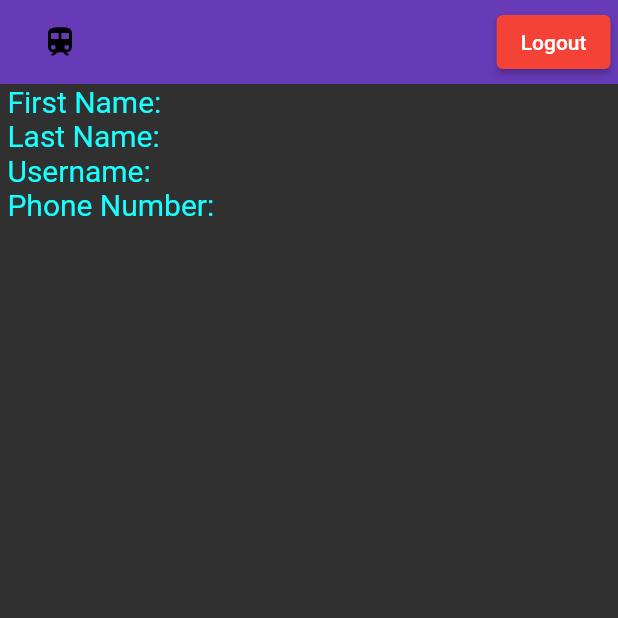
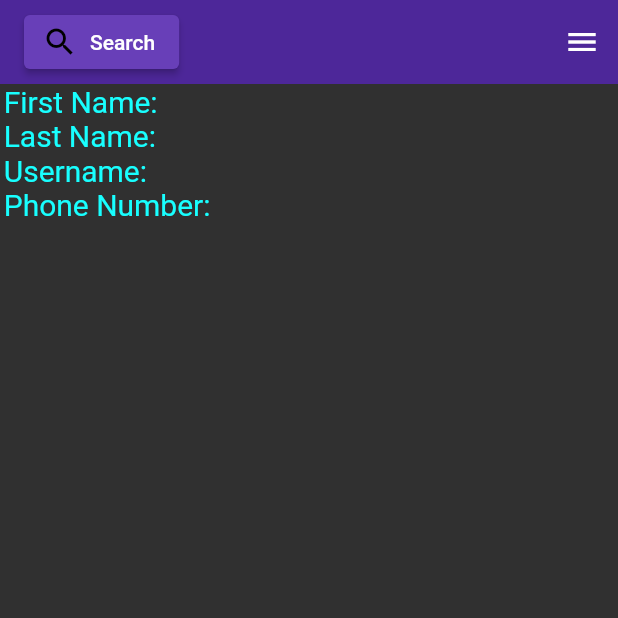
Before and after one commit to rardev/project-djinn, a Flutter app: the screen it shows once a user with an empty profile is signed in, on a phone screen of 412 x 824 dp, the top half of it. Run offline on Flutter 3.47's test engine with Material 2 defaults, Android fonts, the phone set to English and light mode, and no system bars; our stand-ins replace auto_size_text, cloud_firestore, firebase_auth, firebase_core, flutter_spinkit, hexcolor; missing offline and left inert: cloud_firestore_web, firebase_auth_web, firebase_core_web; accounts and stored records are empty.

Commit message:
Added a drawer on the home page which allows the user to logout and access additional features

```diff
--- a/lib/pages/home.dart
+++ b/lib/pages/home.dart
@@ -3,15 +3,14 @@ import 'package:project_djinn/services/auth.dart';
 import 'package:project_djinn/services/database.dart';
 import 'package:project_djinn/services/user.dart';
 import 'package:provider/provider.dart';
-import 'package:project_djinn/helperFiles/userList.dart';
 import 'package:project_djinn/services/info.dart';
 import 'package:cloud_firestore/cloud_firestore.dart';
+import 'package:hexcolor/hexcolor.dart';
 
-final usersRef = FirebaseFirestore.instance.collection('users');//.doc();
+final usersRef = FirebaseFirestore.instance.collection('users'); //.doc();
 final GlobalState store = GlobalState.instance;
 
-class Home extends StatefulWidget
-{
+class Home extends StatefulWidget {
   const Home({Key? key}) : super(key: key);
 
   @override
@@ -19,10 +18,10 @@ class Home extends StatefulWidget
 }
 
 class _HomeState extends State<Home> {
-
   final AuthService _auth = AuthService();
   late CustomUser user = Provider.of<CustomUser?>(context)!;
-  late Info info = Info(first_name: '#', last_name: 'B', username: 'C', phone_number: 'D');
+  late Info info =
+      Info(first_name: '#', last_name: 'B', username: 'C', phone_number: 'D');
 
   @override
   void initState() {
@@ -35,103 +34,39 @@ class _HomeState extends State<Home> {
     });
   }
 
-
-  Future<void> _getUserById(String id) async{
+  Future<void> _getUserById(String id) async {
     final DocumentSnapshot doc = await usersRef.doc(id).get();
     setState(() {
-      info = Info(first_name: doc.get('first_name'), last_name: doc.get('last_name'), username: doc.get('username'), phone_number: doc.get('phone_number'));
+      info = Info(
+          first_name: doc.get('first_name'),
+          last_name: doc.get('last_name'),
+          username: doc.get('username'),
+          phone_number: doc.get('phone_number'));
     });
   }
 
   @override
-  Widget build(BuildContext context)
-  {
+  Widget build(BuildContext context) {
     return StreamProvider<List<Info>>.value(
       value: DatabaseService(uid: user.uid).users,
       initialData: [],
       child: Scaffold(
         appBar: AppBar(
-          backgroundColor: Colors.deepPurple,
-          title: const IconButton(
-            onPressed: doNothing,
-            icon: Icon(Icons.train),
+          backgroundColor: HexColor("#4D2799"),
+          title: ElevatedButton.icon(
+              onPressed: () {},
+              icon: const Icon(
+                Icons.search,
                 color: Colors.black,
               ),
+              label: const Text('Search'),
+              style: ElevatedButton.styleFrom(primary: HexColor("#683FB8"))),
           elevation: 0.0,
-          actions: <Widget>[
-            Padding(
-              padding: const EdgeInsets.fromLTRB(0.0, 10.0, 5.0, 10.0),
-              child: ElevatedButton(
-                onPressed: () async {
-                  await _auth.singOut();
-                },
-                style: ElevatedButton.styleFrom(
-                    primary: Colors.red
         ),
-                child: const Text('Logout'),
-              ),
-            ),
-            /*
-            Padding(
-              padding: const EdgeInsets.fromLTRB(5.0, 10.0, 10.0, 10.0),
-              child: ElevatedButton(
-                onPressed: () {
-                  Navigator.pushNamed(context, '/signUp');
-                },
-                style: ElevatedButton.styleFrom(
-                    primary: Colors.grey
-                ),
-                child: const Text('Sign up', style: TextStyle(color: Colors.black), ),
-              ),
-            ),
-             */
-          ],
-          /*flexibleSpace: SafeArea(
-            child: Container(
-              color: Colors.deepPurple[300],
-              child: Row(
-                //mainAxisAlignment: MainAxisAlignment.spaceBetween,
-                crossAxisAlignment: CrossAxisAlignment.center,
-                children:  [
-                  const IconButton(
-                    onPressed: doNothing,
-                    icon: Icon(Icons.train),
-                    color: Colors.black,
-                  ),
-                  Spacer(),
-                  Container(
-                    margin: const EdgeInsets.fromLTRB(0.0, 0.0, 10.0, 0.0),
-                    child: ElevatedButton(
-                      onPressed: () {
-                        Navigator.pushNamed(context, '/logIn');
-                      },
-                      style: ElevatedButton.styleFrom(
-                          primary: Colors.red
-                      ),
-                      child: const Text('Log in'),
-                    ),
-                  ),
-                  Container(
-                    margin: const EdgeInsets.fromLTRB(0.0, 0.0, 10.0, 0.0),
-                    child: ElevatedButton(
-                      onPressed: () {
-                        Navigator.pushNamed(context, '/signUp');
-                      },
-                      style: ElevatedButton.styleFrom(
-                          primary: Colors.grey
-                      ),
-                      child: const Text('Sign up', style: TextStyle(color: Colors.black), ),
-                    ),
-                  ),
-                ],
-              ),
-            ),
-          ),*/
-        ),
-        body: Container(
-          width: MediaQuery.of(context).size.width,
+        body: Center(
+          //child: Container(
+          //width: MediaQuery.of(context).size.width,
           //color: Colors.white,
-          child: Center(
           child: Column(
             //mainAxisAlignment: MainAxisAlignment.start,
             //crossAxisAlignment: CrossAxisAlignment.center,
@@ -143,7 +78,25 @@ class _HomeState extends State<Home> {
               UserInfo(category: 'Phone Number: ', data: info.phone_number),
             ],
           ),
+          //),
         ),
+        endDrawer: Drawer(
+          child: ListView(padding: EdgeInsets.zero, children: [
+            DrawerHeader(
+              decoration: BoxDecoration(
+                color: HexColor("#4D2799"),
+              ),
+              child: const Text('Drawer Header'),
+            ),
+            ListTile(
+              title: const Text("Logout"),
+              onTap: () async {
+                await _auth.signOut();
+                Navigator.pop(context);
+              },
+              tileColor: Colors.red,
+            ),
+          ]),
         ),
       ),
     );
@@ -151,28 +104,25 @@ class _HomeState extends State<Home> {
 }
 
 class UserInfo extends StatelessWidget {
-
   final String category;
   final String data;
 
-  const UserInfo({Key? key, required this.category, required this.data}) : super(key: key);
+  const UserInfo({Key? key, required this.category, required this.data})
+      : super(key: key);
 
   @override
   Widget build(BuildContext context) {
     return Center(
-      child: Container(
-        //width: 200.0,
-        //color: Colors.black,
       child: Row(
         //crossAxisAlignment: CrossAxisAlignment.center,
         mainAxisAlignment: MainAxisAlignment.start,
         children: [
           Padding(
-                padding: const EdgeInsets.fromLTRB(0.0,0.0,10.0,0.0),
+            padding: const EdgeInsets.fromLTRB(0.0, 0.0, 10.0, 0.0),
             child: Text(
               category,
-                  textAlign: TextAlign.right,
-                  style: TextStyle(
+              textAlign: TextAlign.center,
+              style: const TextStyle(
                 fontSize: 20.0,
                 color: Colors.cyanAccent,
               ),
@@ -180,21 +130,19 @@ class UserInfo extends StatelessWidget {
           ),
           Text(
             data,
-                textAlign: TextAlign.right,
-                style: TextStyle(
+            textAlign: TextAlign.center,
+            style: const TextStyle(
               fontSize: 20.0,
               color: Colors.pink,
             ),
           ),
         ],
       ),
-      ),
     );
   }
 }
 
-class GlobalState
-{
+class GlobalState {
   final Map<dynamic, dynamic> _data = <dynamic, dynamic>{};
 
   static GlobalState instance = GlobalState._();
@@ -204,9 +152,4 @@ class GlobalState
   get(dynamic key) => _data[key];
 }
 
-
-
-void doNothing()
-{
-
-}
+void doNothing() {}
--- a/lib/services/auth.dart
+++ b/lib/services/auth.dart
@@ -2,76 +2,67 @@ import 'package:firebase_auth/firebase_auth.dart';
 import 'package:project_djinn/services/user.dart';
 import 'package:project_djinn/services/database.dart';
 
-class AuthService
-{
+class AuthService {
   final FirebaseAuth _auth = FirebaseAuth.instance;
 
   //create user obj based on FirebaseUser
-  CustomUser? _userFromFirebaseUser(User? user)
-  {
+  CustomUser? _userFromFirebaseUser(User? user) {
     return user != null ? CustomUser(uid: user.uid) : null;
   }
 
   //auth change user stream
-  Stream<CustomUser?> get user
-  {
-    return _auth.authStateChanges()
+  Stream<CustomUser?> get user {
+    return _auth
+        .authStateChanges()
         .map((User? user) => _userFromFirebaseUser(user));
   }
 
   //sign in anon
-  Future loginAnon() async
-  {
-    try{
+  Future loginAnon() async {
+    try {
       UserCredential result = await _auth.signInAnonymously();
       User? user = result.user;
       return _userFromFirebaseUser(user);
-    }
-    catch(e){
+    } catch (e) {
       print(e.toString());
       return null;
     }
   }
 
   //sign in email & password
-  Future loginEmailAndPassword(String email, String password) async
-  {
-    try{
-      UserCredential result = await _auth.signInWithEmailAndPassword(email: email, password: password);
+  Future loginEmailAndPassword(String email, String password) async {
+    try {
+      UserCredential result = await _auth.signInWithEmailAndPassword(
+          email: email, password: password);
       User? user = result.user;
       return _userFromFirebaseUser(user);
-    }
-    catch(e){
+    } catch (e) {
       print(e.toString());
       return null;
     }
   }
 
   //register email & password
-  Future registerEmailAndPassword(String email, String password) async
-  {
-    try{
-      UserCredential result = await _auth.createUserWithEmailAndPassword(email: email, password: password);
+  Future registerEmailAndPassword(String email, String password) async {
+    try {
+      UserCredential result = await _auth.createUserWithEmailAndPassword(
+          email: email, password: password);
       User? user = result.user;
 
       //create document in database with user uid
       await DatabaseService(uid: user!.uid).updateUserData('A', 'B', 'C', 'D');
       return _userFromFirebaseUser(user);
-    }
-    catch(e){
+    } catch (e) {
       print(e.toString());
       return null;
     }
   }
 
   //sign out
-  Future singOut() async
-  {
-    try{
+  Future signOut() async {
+    try {
       return await _auth.signOut();
-    }
-    catch(e)
-    {
+    } catch (e) {
       print(e.toString());
       return null;
     }
--- a/pubspec.yaml
+++ b/pubspec.yaml
@@ -41,6 +41,7 @@ dependencies:
   provider: ^6.0.2
   flutter_spinkit: ^5.1.0
   auto_size_text: ^3.0.0
+  hexcolor: ^2.0.6
 
 dev_dependencies:
   flutter_test:
```
Also changed, not shown: pubspec.lock, 3 other files. Lines whose indentation alone changed are shown as unchanged.
